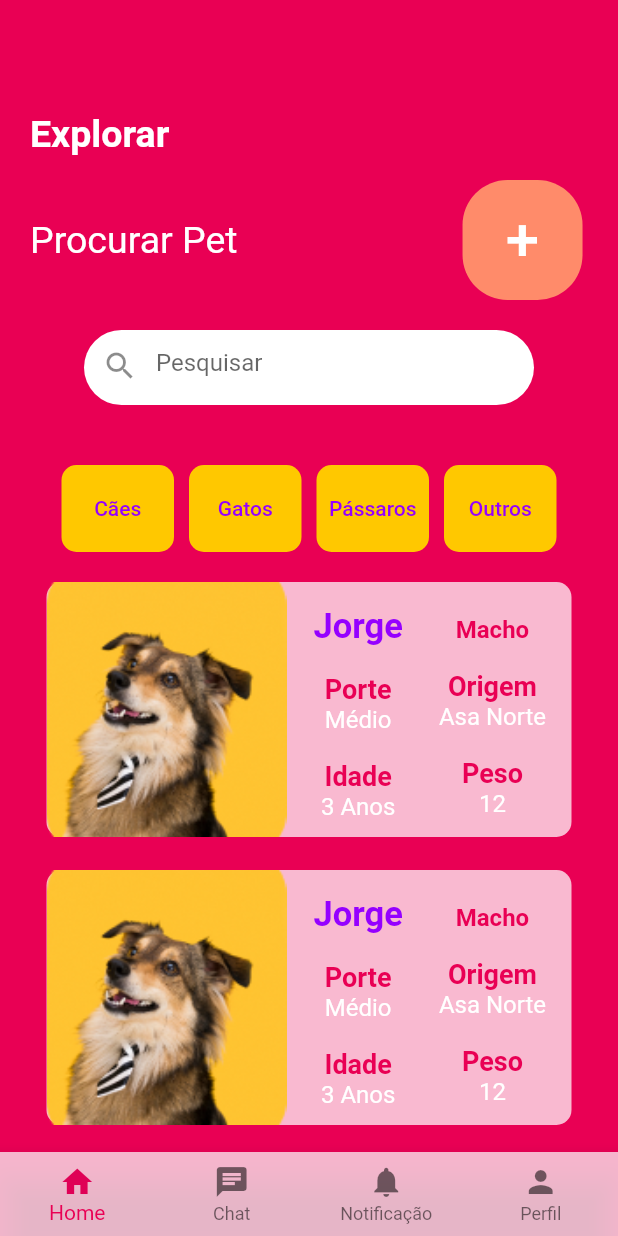
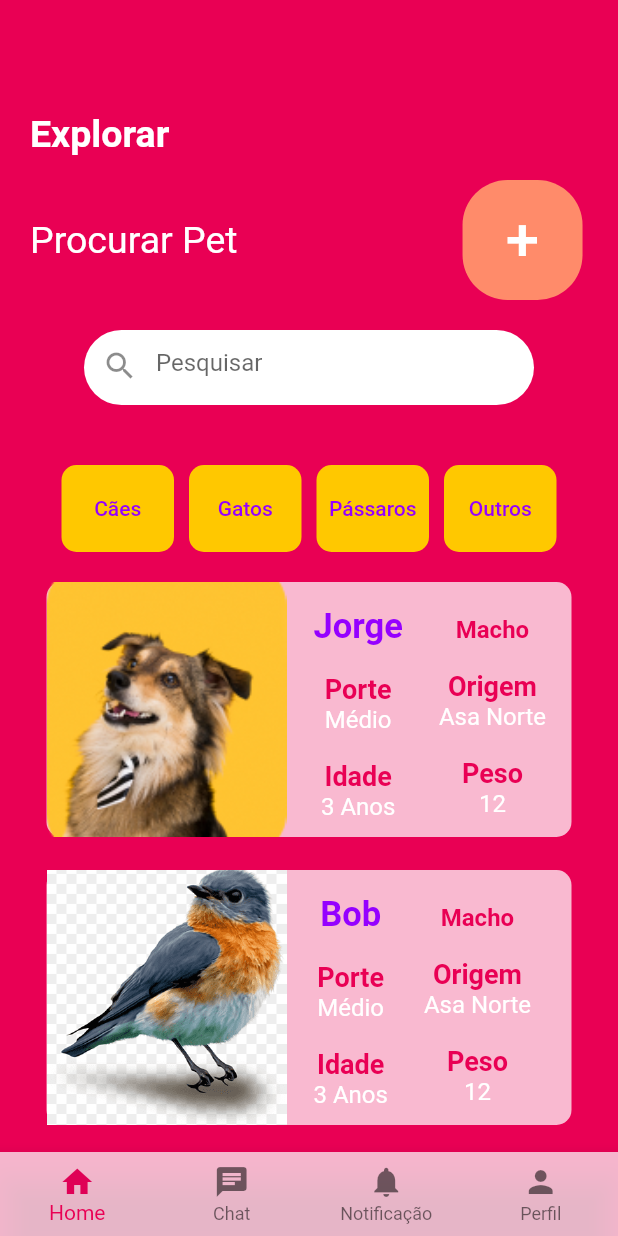
Before and after one commit to vitorekr/UnBArqDsw2022-2-2022.2_G4_IdotPet_Frontend, a Flutter app: the HomePage screen opened by its route, on a phone screen of 412 x 824 dp. Run offline on Flutter 3.47's test engine with Material 2 defaults, Android fonts, the phone set to English and light mode, and no system bars; our stand-ins replace dio, dotted_border, get, image_picker, shared_preferences; accounts and stored records are empty.

Commit message:
card update
Co-authored-by: Thalisson-Alves <thalisson2030@gmail.com>
Co-authored-by: jvsdurso <jvsdurso@gmail.com>

```diff
--- /dev/null
+++ b/lib/modules/home/ui/card/card2.dart
@@ -0,0 +1,105 @@
+import 'package:flutter/material.dart';
+
+Color rosa = const Color.fromARGB(255, 233, 0, 84);
+
+class PetCard2 extends StatelessWidget {
+  const PetCard2({super.key});
+
+  // This widget is the root of your application.
+  @override
+  Widget build(BuildContext context) {
+    return Container(
+        width: 350,
+        height: 170,
+        decoration: BoxDecoration(
+          color: const Color.fromARGB(185, 255, 255, 255),
+          borderRadius: BorderRadius.circular(10.0),
+        ),
+        child: Row(
+          children: [
+            SizedBox(
+              width: 160,
+              height: 180,
+              child: Image.asset(
+                'assets/images/bird.png',
+                fit: BoxFit.cover,
+              ),
+            ),
+            const SizedBox(width: 18),
+            Column(
+              children: const [
+                SizedBox(height: 16),
+                Text('Bob',
+                    style: TextStyle(
+                        fontWeight: FontWeight.bold,
+                        fontSize: 23,
+                        color: Color.fromARGB(255, 149, 0, 255))),
+                SizedBox(height: 18),
+                Text(
+                  'Porte',
+                  style: TextStyle(
+                      fontWeight: FontWeight.bold,
+                      fontSize: 18,
+                      color: Color.fromARGB(255, 233, 0, 84)),
+                ),
+                Text(
+                  'Médio',
+                  style: TextStyle(
+                      fontSize: 16, color: Color.fromARGB(255, 255, 255, 255)),
+                ),
+                SizedBox(height: 18),
+                Text(
+                  'Idade',
+                  style: TextStyle(
+                      fontWeight: FontWeight.bold,
+                      fontSize: 18,
+                      color: Color.fromARGB(255, 233, 0, 84)),
+                ),
+                Text(
+                  '3 Anos',
+                  style: TextStyle(
+                      fontSize: 16, color: Color.fromARGB(255, 255, 255, 255)),
+                ),
+              ],
+            ),
+            const SizedBox(width: 24),
+            Column(
+              children: const [
+                SizedBox(height: 22),
+                Text('Macho',
+                    style: TextStyle(
+                        fontWeight: FontWeight.bold,
+                        fontSize: 16,
+                        color: Color.fromARGB(255, 233, 0, 84))),
+                SizedBox(height: 18),
+                Text(
+                  'Origem',
+                  style: TextStyle(
+                      fontWeight: FontWeight.bold,
+                      fontSize: 18,
+                      color: Color.fromARGB(255, 233, 0, 84)),
+                ),
+                Text(
+                  'Asa Norte',
+                  style: TextStyle(
+                      fontSize: 16, color: Color.fromARGB(255, 255, 255, 255)),
+                ),
+                SizedBox(height: 18),
+                Text(
+                  'Peso',
+                  style: TextStyle(
+                      fontWeight: FontWeight.bold,
+                      fontSize: 18,
+                      color: Color.fromARGB(255, 233, 0, 84)),
+                ),
+                Text(
+                  '12',
+                  style: TextStyle(
+                      fontSize: 16, color: Color.fromARGB(255, 255, 255, 255)),
+                ),
+              ],
+            )
+          ],
+        ));
+  }
+}
--- a/lib/modules/home/ui/home_page.dart
+++ b/lib/modules/home/ui/home_page.dart
@@ -4,6 +4,9 @@ import 'package:flutter/material.dart';
 import 'package:get/get.dart';
 import 'package:idotpet/config/app_routes.dart';
 import 'package:idotpet/modules/home/ui/card.dart';
+import 'package:idotpet/modules/home/ui/card/card2.dart';
+import 'package:idotpet/modules/home/ui/card/card3.dart';
+import 'package:idotpet/modules/home/ui/card/card4.dart';
 import 'package:idotpet/modules/home/ui/filter_button.dart';
 import 'package:idotpet/modules/home/ui/search_field.dart';
 
@@ -101,7 +104,15 @@ class HomePage extends StatelessWidget {
             ),
             const SizedBox(height: 22),
             const Center(
-              child: PetCard(),
+              child: PetCard2(),
+            ),
+            const SizedBox(height: 22),
+            const Center(
+              child: PetCard3(),
+            ),
+            const SizedBox(height: 22),
+            const Center(
+              child: PetCard4(),
             ),
           ],
         ),
```
Also changed, not shown: lib/modules/home/ui/card/card.dart (added, +105 -0 lines), lib/modules/home/ui/card/card3.dart (added, +105 -0 lines), lib/modules/home/ui/card/card4.dart (added, +105 -0 lines), assets/images/bird.png (added), assets/images/cat.png (added), assets/images/hamster.png (added).
